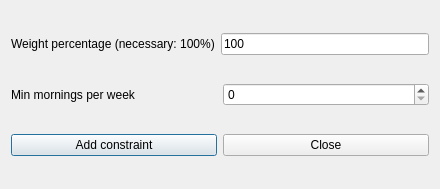
vonmecheln/fet, file fet/src/interface/addconstraintteachersminmorningsperweekform_template.ui: the form before one commit.
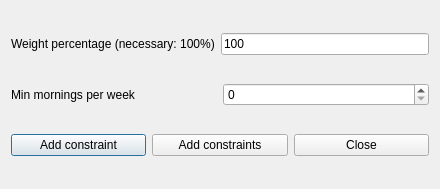
The form after the commit.

```diff
--- a/fet/src/interface/addconstraintteachersminmorningsperweekform_template.ui
+++ b/fet/src/interface/addconstraintteachersminmorningsperweekform_template.ui
@@ -73,6 +73,13 @@
        </property>
       </widget>
      </item>
+     <item>
+      <widget class="QPushButton" name="addConstraintsPushButton">
+       <property name="text">
+        <string>Add constraints</string>
+       </property>
+      </widget>
+     </item>
      <item>
       <widget class="QPushButton" name="closePushButton">
        <property name="text">
```
